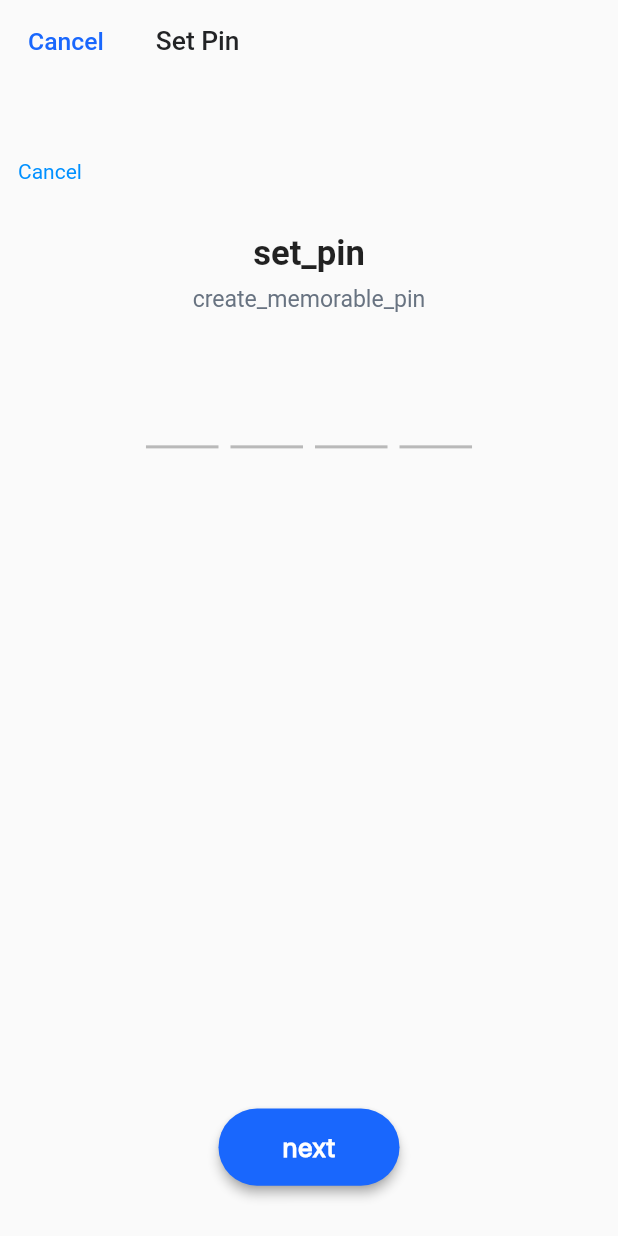
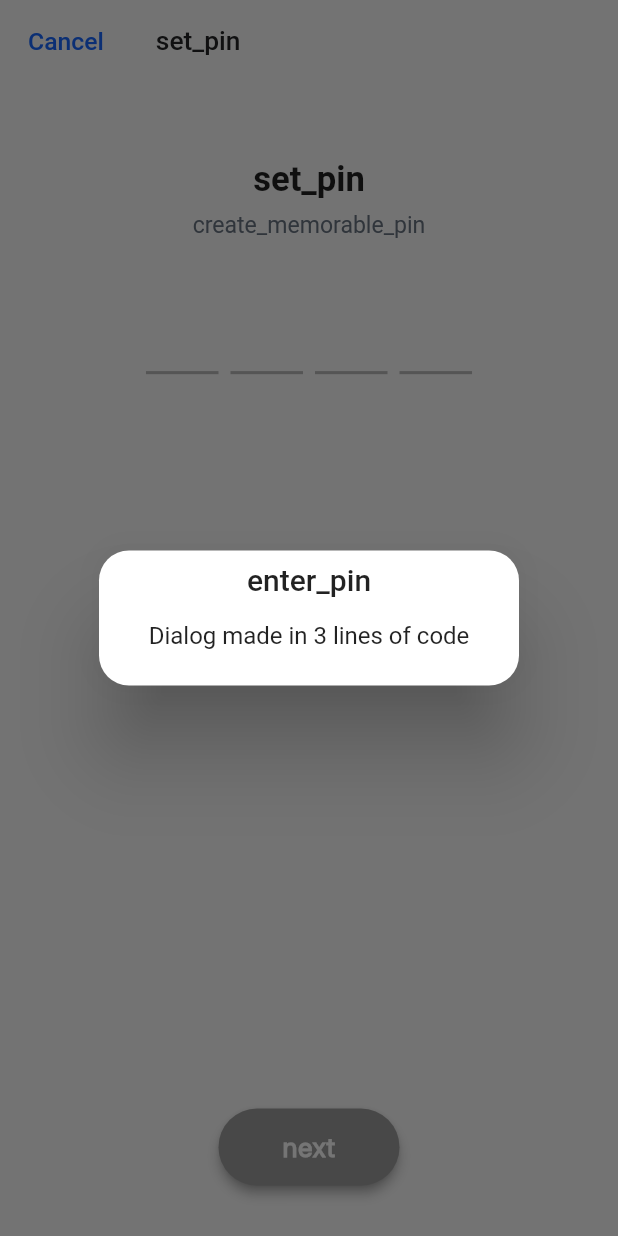
Before and after one commit to milind-nagarro/FAB-NHL, a Flutter app: the SetupConfirmPinPage screen opened by its route, after a tap on "next", on a phone screen of 412 x 824 dp. Run offline on Flutter 3.47's test engine with Material 2 defaults, Android fonts, the phone set to English and light mode, and no system bars; drawn by our look-alikes of pinput; our stand-ins replace flutter_screenutil, get, get_storage, google_fonts; accounts and stored records are empty; Roboto replaces fonts that are missing (SF Pro Text).

Commit message:
design: confirmation pin screen added

```diff
--- a/lib/common/AppColor.dart
+++ b/lib/common/AppColor.dart
@@ -7,6 +7,7 @@ Color hintLabel = const Color(0XFF1967FD);
 const borderColor = Color.fromRGBO(25, 103, 253, 1);
 const cursorColor = Color.fromRGBO(25, 103, 253, 0.2);
 const darkBlue = Color.fromRGBO(30, 60, 87, 1);
+const errorColor = Color.fromRGBO(255, 30, 40, 0.2);
 const lightGrey = Color.fromRGBO(104, 115, 129, 1);
 Color primaryLabelColor = const Color(0XFF1967FD);
 Color smallTextColor = const Color(0XFF0090FF);
--- a/lib/common/widgets/OnlyBottomCursor.dart
+++ b/lib/common/widgets/OnlyBottomCursor.dart
@@ -1,3 +1,5 @@
+import 'dart:ui';
+
 import 'package:flutter/material.dart';
 import 'package:flutter_screenutil/flutter_screenutil.dart';
 import 'package:get/get.dart';
@@ -12,13 +14,15 @@ class OnlyBottomCursor extends StatelessWidget {
       required this.controller,
       required this.focusNode,
       this.length,
-      this.onChange})
+      this.onChange,
+      this.validator})
       : super(key: key);
 
   final TextEditingController controller;
   final FocusNode focusNode;
   final int? length;
   final Function(String)? onChange;
+  final FormFieldValidator<String>? validator;
 
   @override
   Widget build(BuildContext context) {
@@ -76,6 +80,17 @@ class OnlyBottomCursor extends StatelessWidget {
       ],
     );
 
+    final errorPinTheme =  PinTheme(
+      width: 44.w,
+      height: 56.h,
+      textStyle: GoogleFonts.poppins(
+        fontSize: 22.sp,
+        color: Colors.red,
+      ),
+      decoration: const BoxDecoration(
+          border: Border(bottom: BorderSide(width: 3, color: errorColor))),
+    );
+
     return Pinput(
       key: const Key("PinputWidget"),
       length: length ?? 4,
@@ -85,12 +100,14 @@ class OnlyBottomCursor extends StatelessWidget {
       errorText: 'error_pin_match'.tr,
       obscureText: true,
       obscuringCharacter: '*',
+      errorPinTheme: errorPinTheme,
       defaultPinTheme: defaultPinTheme,
       showCursor: false,
       focusedPinTheme: focusedPinTheme,
       preFilledWidget: preFilledWidget,
       submittedPinTheme: submittedPinTheme,
       onChanged: onChange,
+      validator: validator,
     );
   }
 }
--- a/lib/locale/English.dart
+++ b/lib/locale/English.dart
@@ -23,8 +23,15 @@ const Map<String, String> labels = {
   'otp_expire_msg': 'Your code will expire in ',
   'resend_code': 'Resend code',
   'your_otp': 'Your OTP',
-// Setup PIN
+  // Setup PIN
   'set_pin': 'Set PIN',
   'create_memorable_pin': 'Create a memorable PIN',
-  'error_pin_match': 'PIN does not match'
+  'error_pin_match': 'PIN does not match',
+  // Confirm PIN
+  'confirm_pin': 'Confirm PIN',
+  'enter_pin_again': 'Enter your PIN again',
+  'confirm': 'Confirm',
+  'enter_pin': 'Enter a valid PIN',
+  'successful': "Successful",
+  'success_message': "PIN setup successful"
 };
--- a/lib/module/setuppin/SetupConfirmController.dart
+++ b/lib/module/setuppin/SetupConfirmController.dart
@@ -1,11 +1,16 @@
 import 'package:get/get.dart';
+import 'package:fab_nhl/route/RoutePaths.dart' as path;
 
 class SetupConfirmController extends GetxController {
 
-  RxString pin = "".obs;
+  var pin = "".obs;
 
   void onPinTextChanged(String value) {
-    pin.value = value;
+    pin(value);
+  }
+
+  void navigateToConfirmPin() {
+    Get.toNamed(path.confirmPin);
   }
 
 }
--- a/lib/module/setuppin/SetupConfirmPinPage.dart
+++ b/lib/module/setuppin/SetupConfirmPinPage.dart
@@ -9,7 +9,9 @@ import '../../common/Style.dart';
 import '../../common/widgets/OnlyBottomCursor.dart';
 
 class SetupConfirmPinPage extends StatefulWidget {
-  const SetupConfirmPinPage({Key? key}) : super(key: key);
+  const SetupConfirmPinPage({Key? key, required this.isConfirmation})
+      : super(key: key);
+  final bool isConfirmation;
 
   @override
   State<SetupConfirmPinPage> createState() => _SetupConfirmPinPageState();
@@ -25,31 +27,31 @@ class _SetupConfirmPinPageState extends State<SetupConfirmPinPage>
   Widget build(BuildContext context) {
     super.build(context);
     return Scaffold(
-      appBar:
-          FABWidget.appTopBar("Set Pin", hasCancel: true, backAction: () {}),
+      appBar: FABWidget.appTopBar(
+          widget.isConfirmation ? 'confirm_pin'.tr : 'set_pin'.tr,
+          hasCancel: widget.isConfirmation ? false : true,
+          backAction: () {}),
       body: Column(
         children: [
-          Padding(
-            padding: const EdgeInsets.fromLTRB(12, 50, 0, 0),
-            child: Align(
-                alignment: Alignment.topLeft,
-                child: Text(
-                  'Cancel',
-                  style: TextStyle(color: smallTextColor),
-                )),
-          ),
-          SizedBox(height: 33.h),
-          const SetupConfirmPin(),
+          const Padding(padding: EdgeInsets.fromLTRB(12, 50, 0, 0)),
+          SetupConfirmPin(forConfirmation: widget.isConfirmation),
           SizedBox(height: 33.h),
           Center(
               child: OnlyBottomCursor(
             controller: textController,
             focusNode: focusNode,
-            onChange: (value) => {controller.onPinTextChanged(value)},
+            onChange: (value) => {
+              if (!widget.isConfirmation) controller.onPinTextChanged(value)
+            },
+            validator: (value) => _validations(value),
           )),
           const Spacer(),
-          FABWidget.appButton('next'.tr,
-              minSize: Size(100.w, 50.h), onPressed: () {}),
+          Obx(() => FABWidget.appButton(
+              widget.isConfirmation ? 'confirm'.tr : 'next'.tr,
+              bgColor:
+                  controller.pin.value.length == 4 ? Colors.blue : Colors.grey,
+              minSize: Size(100.w, 50.h),
+              onPressed: () => _onClickListeners())),
           SizedBox(height: 33.h),
         ],
       ),
@@ -58,10 +60,43 @@ class _SetupConfirmPinPageState extends State<SetupConfirmPinPage>
 
   @override
   bool get wantKeepAlive => true;
+
+  void _onClickListeners() {
+    if (controller.pin.value.length == 4) {
+      if (widget.isConfirmation) {
+        if (controller.pin.value == textController.text) {
+          Get.defaultDialog(
+            titlePadding: EdgeInsets.all(16.r),
+            title: 'successful'.tr,
+            content: Text('success_message'.tr),
+            contentPadding: EdgeInsets.all(16.r),
+          );
+        } else {}
+      } else {
+        controller.navigateToConfirmPin();
+      }
+    } else {
+      Get.defaultDialog(title: 'enter_pin'.tr);
+    }
+  }
+
+  String? _validations(String? value) {
+    if (widget.isConfirmation) {
+      if (value != controller.pin.value) {
+        return 'error_pin_match'.tr;
+      } else {
+        return null;
+      }
+    } else {
+      return null;
+    }
+  }
 }
 
 class SetupConfirmPin extends StatelessWidget {
-  const SetupConfirmPin({Key? key}) : super(key: key);
+  const SetupConfirmPin({Key? key, required this.forConfirmation})
+      : super(key: key);
+  final bool forConfirmation;
 
   @override
   Widget build(BuildContext context) {
@@ -69,7 +104,7 @@ class SetupConfirmPin extends StatelessWidget {
       mainAxisSize: MainAxisSize.min,
       children: [
         Text(
-          'set_pin'.tr,
+          forConfirmation ? 'confirm_pin'.tr : 'set_pin'.tr,
           style: TextStyle(
               fontStyle: FontStyle.normal,
               fontWeight: FontWeight.bold,
@@ -77,7 +112,7 @@ class SetupConfirmPin extends StatelessWidget {
         ),
         SizedBox(height: 8.h),
         Text(
-          'create_memorable_pin'.tr,
+          forConfirmation ? 'enter_pin_again'.tr : 'create_memorable_pin'.tr,
           style: TextStyle(
               fontStyle: FontStyle.normal, fontSize: 14.sp, color: lightGrey),
         ),
--- a/lib/route/AppPages.dart
+++ b/lib/route/AppPages.dart
@@ -29,7 +29,11 @@ class AppPages {
         binding: VerificationBinder()),
     GetPage(
         name: path.setupPin,
-        page: () => const SetupConfirmPinPage(),
+        page: () => const SetupConfirmPinPage(isConfirmation: false),
+        binding: SetupConfirmPinBinder()),
+    GetPage(
+        name: path.confirmPin,
+        page: () => const SetupConfirmPinPage(isConfirmation: true),
         binding: SetupConfirmPinBinder())
   ];
 }
--- a/lib/route/RoutePaths.dart
+++ b/lib/route/RoutePaths.dart
@@ -1,5 +1,6 @@
 const String welcome = '/welcome';
 const String registerMobile = '/register_mobile';
 const String setupPin = '/setup_pin';
+const String confirmPin = '/confirm_pin';
 const String registerEmail = '/register_email';
 const String verification = '/verification';
```
